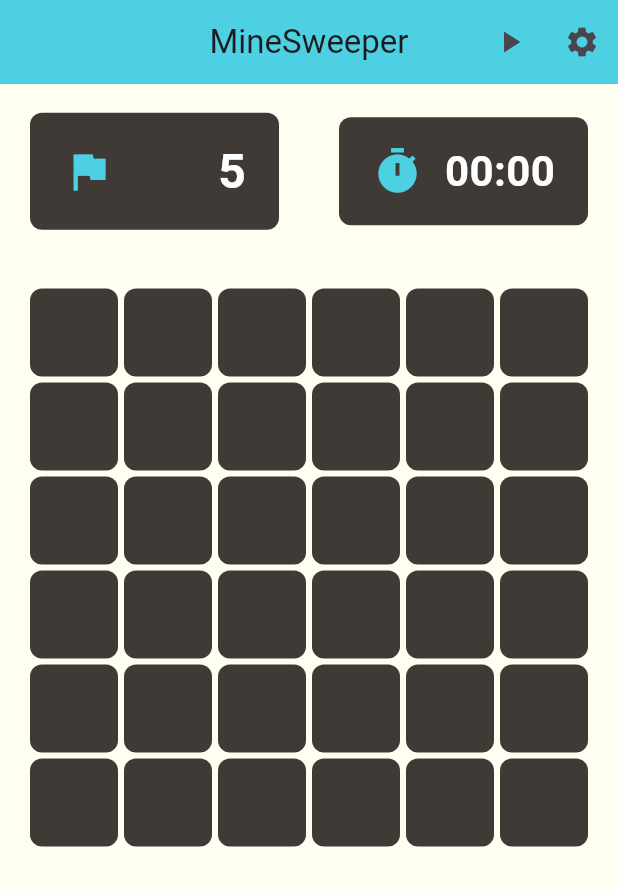
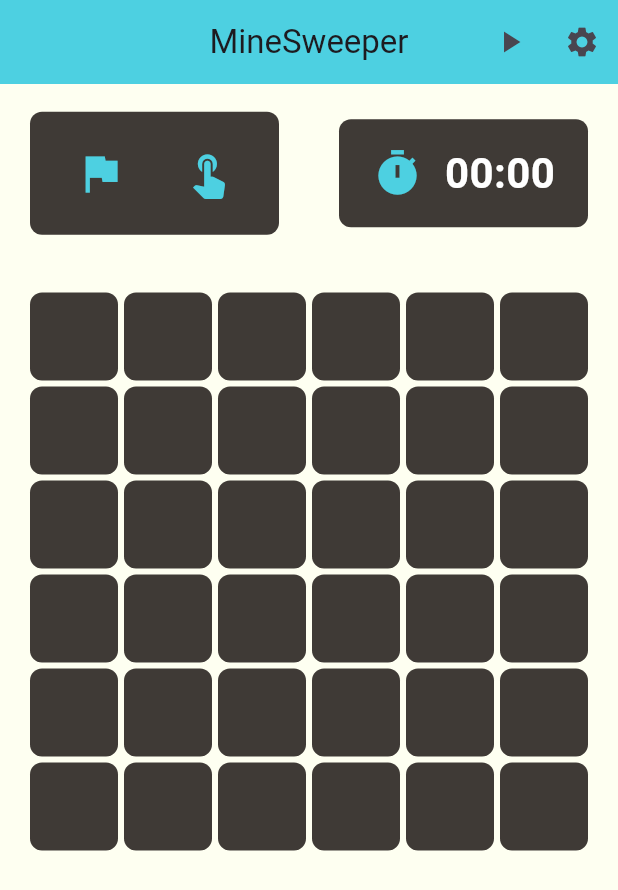
Before and after one commit to tungt84/Minesweeper-Flutter, a Flutter app: the screen it shows after launch, on a phone screen of 412 x 824 dp. Shown: the top 890 px of the screen. Run offline on Flutter 3.47's test engine with Material 3 defaults, Android fonts, the phone set to English and light mode, and no system bars.

Commit message:
add flag mode: with flag mode user can mark the cell is a flag

```diff
--- a/lib/ui/screens/main_page/main.page.dart
+++ b/lib/ui/screens/main_page/main.page.dart
@@ -17,6 +17,7 @@ class _MainPageState extends State<MainPage> {
   int _secondsElapsed = 0;
   bool _gameStarted = false;
   bool _gamePaused = false;
+  bool _touchMode = true;
 
   @override
   void initState() {
@@ -135,18 +136,29 @@ class _MainPageState extends State<MainPage> {
                   child: Row(
                     mainAxisAlignment: MainAxisAlignment.spaceBetween,
                     children: [
-                      Icon(
+                      IconButton(icon:
+                        Icon(
                         Icons.flag,
                         color: AppColor.secondaryColor,
                         size: 34.0,
+                        ),
+                        onPressed: ()=>{
+                          setState(() {
+                             _touchMode = false;
+                          })
+                        },
                       ),
-                      Text(
-                        MineSweeperGame.minesNo.toString(),
-                        style: const TextStyle(
-                          color: Colors.white,
-                          fontSize: 32.0,
-                          fontWeight: FontWeight.bold,
+                      IconButton(icon:
+                        Icon(
+                          Icons.touch_app,
+                          color: AppColor.secondaryColor,
+                          size: 34.0,
                         ),
+                        onPressed: () =>{
+                          setState(() {
+                             _touchMode = true;
+                          })
+                        },
                       ),
                     ],
                   ),
@@ -206,6 +218,7 @@ class _MainPageState extends State<MainPage> {
                           setState(() {
                             game.getClickedCell(
                               cell: game.gameMap[index],
+                              touchMode: _touchMode
                             );
                             if (game.gameOver || game.gameWon) {
                               _stopTimer();
@@ -218,11 +231,11 @@ class _MainPageState extends State<MainPage> {
                       borderRadius: BorderRadius.circular(8.0),
                     ),
                     child: Center(
-                      child: game.gameMap[index].reveal
-                          ? game.gameMap[index].content == "X"
+                      child: (game.gameMap[index].reveal ||  game.gameMap[index].markFlag)
+                          ? (game.gameMap[index].content == "X" || game.gameMap[index].markFlag)
                               ? Icon(
                                   Icons.flag,
-                                  color: Colors.red,
+                                  color:game.gameMap[index].markFlag ?  AppColor.secondaryColor:Colors.red,
                                   size: 24.0,
                                 )
                               : Text(
```
Also changed, not shown: lib/utils/game_helper.dart (+12 -2 lines).
